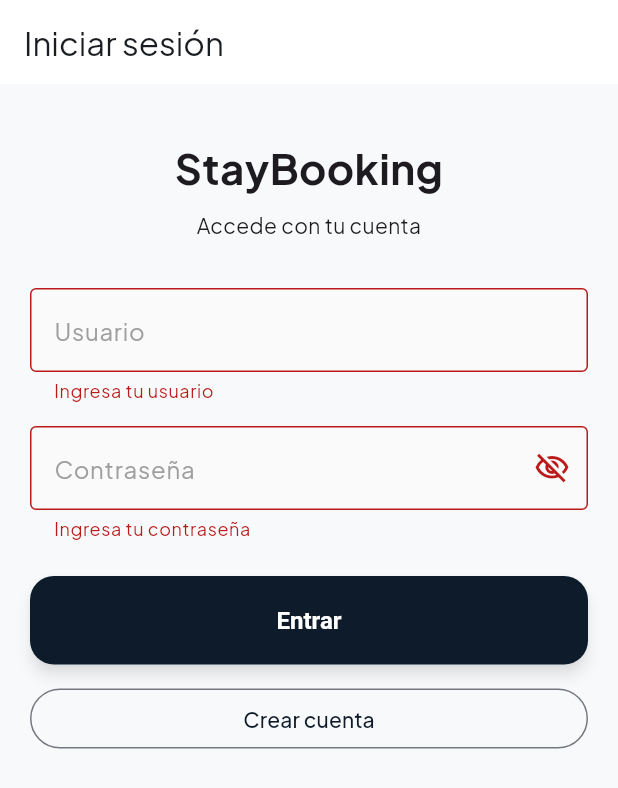
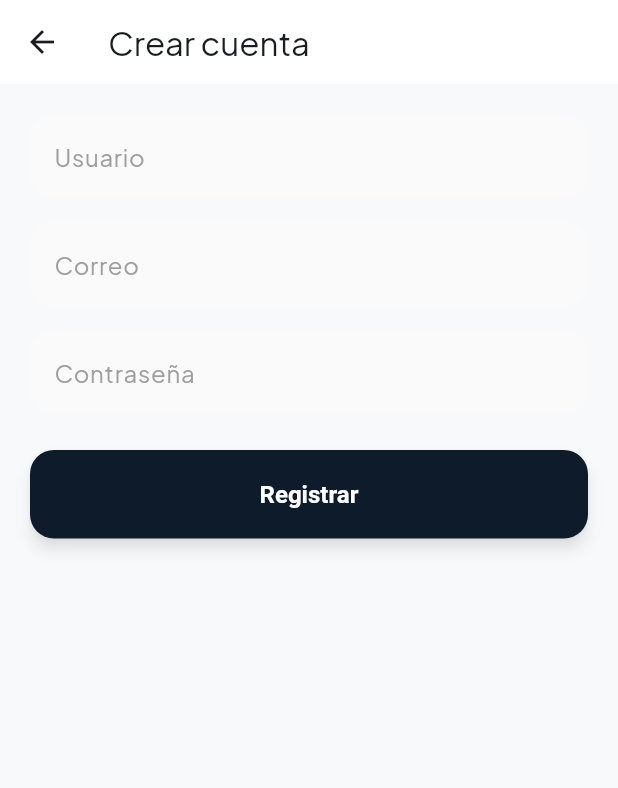
Before and after one commit to ELMartin31611/staybooking_mobile, a Flutter app: the screen it shows after launch, after a tap on "Entrar", after a tap on "Crear cuenta", on a phone screen of 412 x 824 dp. Shown: the top 788 px of the screen. Run offline on Flutter 3.47's test engine with Material 3 defaults, Android fonts, the phone set to English and light mode, and no system bars; our stand-ins replace dio, flutter_dotenv, flutter_riverpod, flutter_secure_storage, google_fonts.

Commit message:
AUTH PANTALLAS

```diff
--- a/lib/presentation/screens/auth/login_screen.dart
+++ b/lib/presentation/screens/auth/login_screen.dart
@@ -2,6 +2,8 @@
 import 'package:flutter_riverpod/flutter_riverpod.dart';
 
 import '../../providers/auth_provider.dart';
+import 'profile_screen.dart';
+import 'register_screen.dart';
 
 class LoginScreen extends ConsumerStatefulWidget {
   const LoginScreen({super.key});
@@ -43,6 +45,12 @@
         ),
       ),
     );
+
+    if (ok) {
+      Navigator.of(context).pushReplacement(
+        MaterialPageRoute(builder: (_) => const ProfileScreen()),
+      );
+    }
   }
 
   @override
@@ -124,7 +132,11 @@
                 ),
                 const SizedBox(height: 12),
                 OutlinedButton(
-                  onPressed: () {},
+                  onPressed: () {
+                    Navigator.of(context).push(
+                      MaterialPageRoute(builder: (_) => const RegisterScreen()),
+                    );
+                  },
                   child: const Text('Crear cuenta'),
                 ),
               ],
--- /dev/null
+++ b/lib/presentation/screens/auth/register_screen.dart
@@ -0,0 +1,131 @@
+import 'package:flutter/material.dart';
+import 'package:flutter_riverpod/flutter_riverpod.dart';
+
+import '../../providers/auth_provider.dart';
+import 'profile_screen.dart';
+
+class RegisterScreen extends ConsumerStatefulWidget {
+  const RegisterScreen({super.key});
+
+  @override
+  ConsumerState<RegisterScreen> createState() => _RegisterScreenState();
+}
+
+class _RegisterScreenState extends ConsumerState<RegisterScreen> {
+  final _formKey = GlobalKey<FormState>();
+  final _usernameController = TextEditingController();
+  final _emailController = TextEditingController();
+  final _passwordController = TextEditingController();
+
+  @override
+  void dispose() {
+    _usernameController.dispose();
+    _emailController.dispose();
+    _passwordController.dispose();
+    super.dispose();
+  }
+
+  Future<void> _submit() async {
+    if (!_formKey.currentState!.validate()) return;
+
+    final ok = await ref.read(authControllerProvider.notifier).register(
+          payload: {
+            'username': _usernameController.text.trim(),
+            'email': _emailController.text.trim(),
+            'password': _passwordController.text,
+          },
+        );
+
+    if (!mounted) return;
+
+    final state = ref.read(authControllerProvider);
+    ScaffoldMessenger.of(context).showSnackBar(
+      SnackBar(
+        content: Text(
+          ok
+              ? 'Registro exitoso: ${state.profile?.username ?? ''}'
+              : (state.error ?? 'No se pudo registrar'),
+        ),
+      ),
+    );
+
+    if (ok) {
+      Navigator.of(context).pushReplacement(
+        MaterialPageRoute(builder: (_) => const ProfileScreen()),
+      );
+    }
+  }
+
+  @override
+  Widget build(BuildContext context) {
+    final authState = ref.watch(authControllerProvider);
+
+    return Scaffold(
+      appBar: AppBar(title: const Text('Crear cuenta')),
+      body: SafeArea(
+        child: SingleChildScrollView(
+          padding: const EdgeInsets.all(20),
+          child: Form(
+            key: _formKey,
+            child: Column(
+              crossAxisAlignment: CrossAxisAlignment.stretch,
+              children: [
+                TextFormField(
+                  controller: _usernameController,
+                  decoration: const InputDecoration(labelText: 'Usuario'),
+                  validator: (value) {
+                    if (value == null || value.trim().isEmpty) {
+                      return 'Ingresa un usuario';
+                    }
+                    return null;
+                  },
+                ),
+                const SizedBox(height: 16),
+                TextFormField(
+                  controller: _emailController,
+                  decoration: const InputDecoration(labelText: 'Correo'),
+                  keyboardType: TextInputType.emailAddress,
+                  validator: (value) {
+                    if (value == null || value.trim().isEmpty) {
+                      return 'Ingresa un correo';
+                    }
+                    if (!value.contains('@')) {
+                      return 'Correo inválido';
+                    }
+                    return null;
+                  },
+                ),
+                const SizedBox(height: 16),
+                TextFormField(
+                  controller: _passwordController,
+                  obscureText: true,
+                  decoration: const InputDecoration(labelText: 'Contraseña'),
+                  validator: (value) {
+                    if (value == null || value.isEmpty) {
+                      return 'Ingresa una contraseña';
+                    }
+                    if (value.length < 6) {
+                      return 'Debe tener al menos 6 caracteres';
+                    }
+                    return null;
+                  },
+                ),
+                const SizedBox(height: 24),
+                ElevatedButton(
+                  onPressed: authState.isLoading ? null : _submit,
+                  child: authState.isLoading
+                      ? const SizedBox(
+                          height: 18,
+                          width: 18,
+                          child: CircularProgressIndicator(strokeWidth: 2),
+                        )
+                      : const Text('Registrar'),
+                ),
+              ],
+            ),
+          ),
+        ),
+      ),
+    );
+  }
+}
```
Also changed, not shown: lib/presentation/screens/auth/cliente_screen.dart (added, +56 -0 lines), lib/presentation/screens/auth/direccion_cliente_screen.dart (added, +56 -0 lines), lib/presentation/screens/auth/profile_screen.dart (added, +115 -0 lines).
